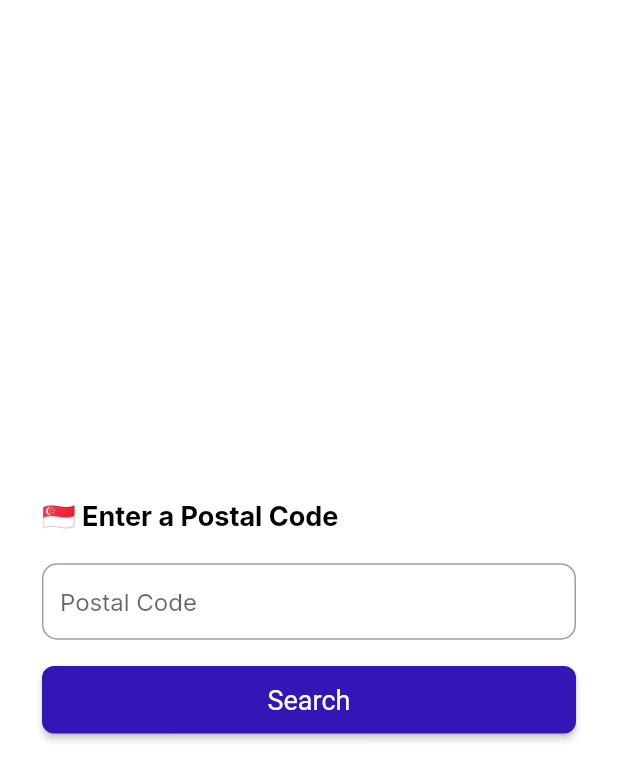
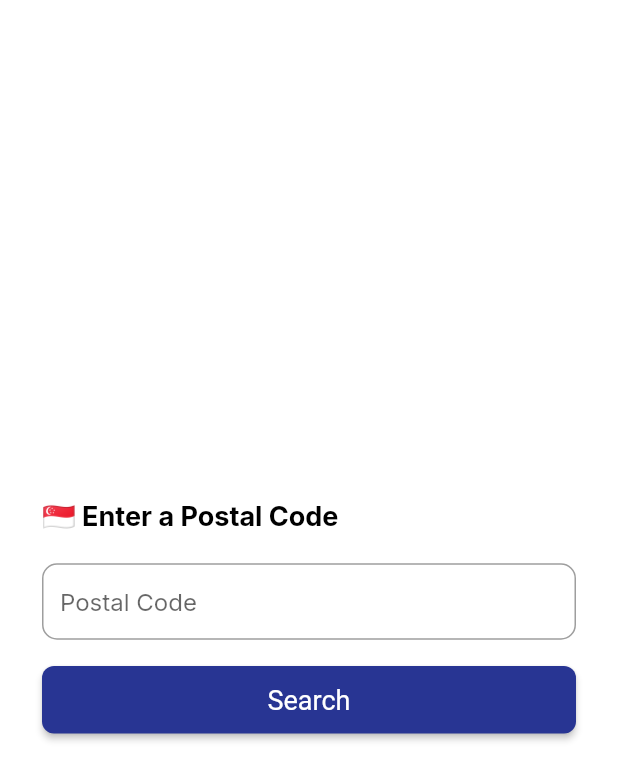
Before and after one commit to ryanpantk/OneMap-Flutter-App, a Flutter app: the screen it shows after launch, on a phone screen of 412 x 824 dp. Shown: the top 780 px of the screen. Run offline on Flutter 3.47's test engine with Material 2 defaults, Android fonts, the light colour scheme and no system bars; our stand-ins replace get, google_fonts.

Commit message:
Add getX and set primary swatch

```diff
--- a/lib/main.dart
+++ b/lib/main.dart
@@ -1,3 +1,4 @@
+import 'package:get/get.dart';
 import 'package:flutter/material.dart';
 import 'package:google_fonts/google_fonts.dart';
 import 'package:postal_code_finder/screens/search_screen.dart';
@@ -6,23 +7,25 @@ const startAlignment = Alignment.topCenter;
 const endAlignment = Alignment.bottomCenter;
 
 void main() {
-  runApp(const MyApp());
+  runApp(const PostalCodeApp());
 }
 
-class MyApp extends StatelessWidget {
-  const MyApp({super.key});
+class PostalCodeApp extends StatelessWidget {
+  const PostalCodeApp({super.key});
 
-  final Widget searchScreen = const SearchScreen();
+  final Widget homeScreen = const SearchScreen();
 
   @override
   Widget build(context) {
-    return MaterialApp(
+    return GetMaterialApp(
+      title: 'Postal Code Finder',
       theme: ThemeData(
+        primarySwatch: Colors.indigo,
         textTheme: GoogleFonts.interTextTheme(
           Theme.of(context).textTheme,
         ),
       ),
-      home: Scaffold(body: searchScreen),
+      home: Scaffold(body: homeScreen),
     );
   }
 }
--- a/lib/screens/search_screen.dart
+++ b/lib/screens/search_screen.dart
@@ -37,7 +37,7 @@ class SearchScreen extends StatelessWidget {
                 Expanded(
                   child: ElevatedButton(
                     style: ElevatedButton.styleFrom(
-                        backgroundColor: const Color.fromARGB(255, 51, 22, 181),
+                        backgroundColor: Colors.indigo[800],
                         padding: const EdgeInsets.symmetric(vertical: 12),
                         shape: RoundedRectangleBorder(
                           borderRadius: BorderRadius.circular(8.0),
--- a/pubspec.yaml
+++ b/pubspec.yaml
@@ -36,6 +36,8 @@ dependencies:
   # Use with the CupertinoIcons class for iOS style icons.
   cupertino_icons: ^1.0.2
   google_fonts: ^4.0.5
+  get: ^4.6.5
+  get_storage: ^2.1.1
 
 dev_dependencies:
   flutter_test:
```
Also changed, not shown: pubspec.lock.
